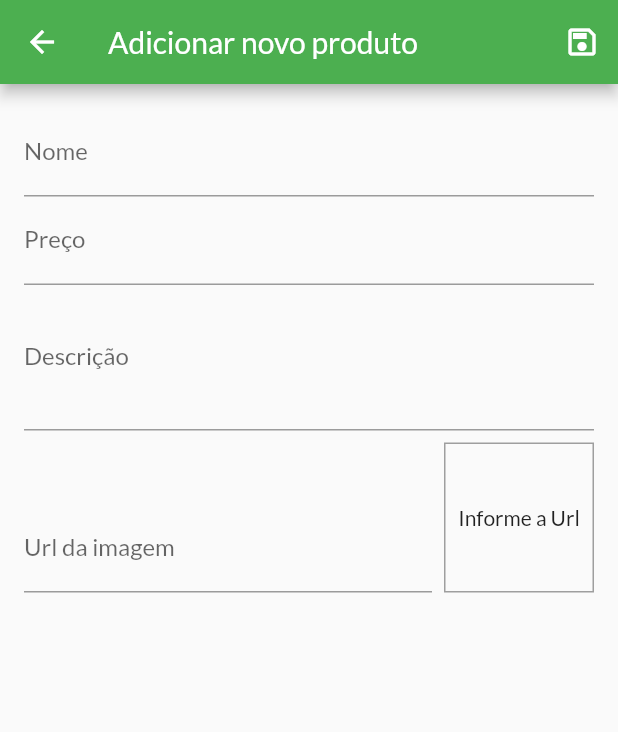
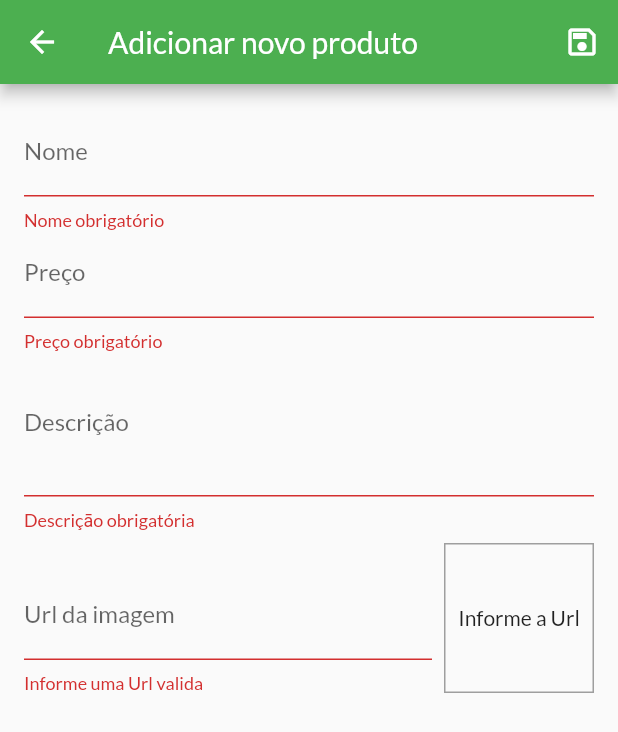
Before and after one commit to andreicampigotto/shop, a Flutter app: the ProductFormPage screen opened by its route, after a tap on the "save" icon, on a phone screen of 412 x 824 dp. Shown: the top 732 px of the screen. Run offline on Flutter 3.47's test engine with Material 2 defaults, Android fonts, the phone set to English and light mode, and no system bars; network calls fail.

Commit message:
created new mode to save

```diff
--- a/lib/pages/counter_page.dart
+++ b/lib/pages/counter_page.dart
@@ -12,12 +12,12 @@ class CounterPage extends StatelessWidget {
         ModalRoute.of(context)!.settings.arguments as Product;
     return Scaffold(
       appBar: AppBar(
-        title: Text('Exemplo'),
+        title: const Text('Exemplo'),
       ),
       body: Column(children: [
         IconButton(
           onPressed: () {},
-          icon: Icon(Icons.add),
+          icon: const Icon(Icons.add),
         )
       ]),
     );
--- a/lib/pages/orders_page.dart
+++ b/lib/pages/orders_page.dart
@@ -13,9 +13,9 @@ class OrdersPage extends StatelessWidget {
 
     return Scaffold(
       appBar: AppBar(
-        title: Text('Meus Pedidos'),
+        title: const Text('Meus Pedidos'),
       ),
-      drawer: AppDrawer(),
+      drawer: const AppDrawer(),
       body: ListView.builder(
         itemCount: orders.itemsCount,
         itemBuilder: (ctx, i) => OrderWidget(order: orders.items[i]),
--- a/lib/pages/product_detail_page.dart
+++ b/lib/pages/product_detail_page.dart
@@ -25,15 +25,15 @@ class ProductDetailPage extends StatelessWidget {
                 fit: BoxFit.cover,
               ),
             ),
-            SizedBox(height: 8),
+            const SizedBox(height: 8),
             Text(
               'R\$ ${product.price}',
-              style: TextStyle(
+              style: const TextStyle(
                 color: Colors.grey,
                 fontSize: 20,
               ),
             ),
-            SizedBox(height: 8),
+            const SizedBox(height: 8),
             Container(
               padding: const EdgeInsets.symmetric(horizontal: 8),
               width: double.infinity,
--- a/lib/pages/product_form_page.dart
+++ b/lib/pages/product_form_page.dart
@@ -1,7 +1,6 @@
-import 'dart:math';
-
 import 'package:flutter/material.dart';
-import 'package:shop/models/product.dart';
+import 'package:provider/provider.dart';
+import '../models/product_list.dart';
 
 class ProductFormPage extends StatefulWidget {
   const ProductFormPage({super.key});
@@ -39,22 +38,34 @@ class _ProductFormPageState extends State<ProductFormPage> {
     setState(() {});
   }
 
+  bool isValidImageUrl(String url) {
+    bool isValidUrl = Uri.tryParse(url)?.hasAbsolutePath ?? false;
+    bool endsWithFile = url.toLowerCase().endsWith('.png') ||
+        url.toLowerCase().endsWith('.jpg') ||
+        url.toLowerCase().endsWith('.jpeg');
+
+    return isValidUrl && endsWithFile;
+  }
+
   void _submitForm() {
+    final isValid = _formKey.currentState?.validate() ?? false;
+
+    if (!isValid) return;
+
     _formKey.currentState?.save();
-    final newProduct = Product(
-      id: Random().nextDouble().toString(),
-      name: _formData['name'] as String,
-      description: _formData['description'] as String,
-      imageUrl: _formData['imageUrl'] as String,
-      price: _formData['price'] as double,
-    );
+
+    Provider.of<ProductList>(
+      context,
+      listen: false,
+    ).addProductFromData(_formData);
+    Navigator.of(context).pop();
   }
 
   @override
   Widget build(BuildContext context) {
     return Scaffold(
       appBar: AppBar(
-        title: Text('Adicionar novo produto'),
+        title: const Text('Adicionar novo produto'),
         actions: [
           IconButton(
               onPressed: _submitForm, icon: const Icon(Icons.save_outlined))
@@ -67,12 +78,26 @@ class _ProductFormPageState extends State<ProductFormPage> {
           child: ListView(
             children: [
               TextFormField(
-                decoration: const InputDecoration(labelText: 'Nome'),
+                decoration: const InputDecoration(
+                  labelText: 'Nome',
+                ),
                 textInputAction: TextInputAction.next,
                 onFieldSubmitted: (_) {
                   FocusScope.of(context).requestFocus(_priceFocus);
                 },
                 onSaved: (name) => _formData['nome'] = name ?? '',
+                validator: (_name) {
+                  final name = _name ?? '';
+                  if (name.trim().isEmpty) {
+                    return 'Nome obrigatório';
+                  }
+
+                  if (name.trim().length < 2) {
+                    return 'Nome precisa ter no minimo 2 letras';
+                  }
+
+                  return null;
+                },
               ),
               TextFormField(
                 decoration: const InputDecoration(labelText: 'Preço'),
@@ -85,7 +110,22 @@ class _ProductFormPageState extends State<ProductFormPage> {
                   FocusScope.of(context).requestFocus(_descriptionFocus);
                 },
                 onSaved: (price) =>
-                      _formData['price'] = double.parse(price ?? '0')),
+                    _formData['price'] = double.parse(price ?? '0'),
+                validator: (_price) {
+                  final priceString = _price ?? '';
+                  final price = double.tryParse(priceString) ?? -1;
+
+                  if (priceString.trim().isEmpty) {
+                    return 'Preço obrigatório';
+                  }
+
+                  if (price <= 0) {
+                    return 'Informe um preço valido';
+                  }
+
+                  return null;
+                },
+              ),
               TextFormField(
                 decoration: const InputDecoration(labelText: 'Descrição'),
                 focusNode: _descriptionFocus,
@@ -93,6 +133,17 @@ class _ProductFormPageState extends State<ProductFormPage> {
                 maxLines: 3,
                 onSaved: (description) =>
                     _formData['description'] = description ?? '',
+                validator: (_description) {
+                  final description = _description ?? '';
+                  if (description.trim().isEmpty) {
+                    return 'Descriçāo obrigatória';
+                  }
+
+                  if (description.trim().length < 10) {
+                    return 'Nome precisa ter no minimo 10 caracteres';
+                  }
+                  return null;
+                },
               ),
               Row(
                 crossAxisAlignment: CrossAxisAlignment.end,
@@ -108,6 +159,13 @@ class _ProductFormPageState extends State<ProductFormPage> {
                       onFieldSubmitted: (_) => _submitForm(),
                       onSaved: (imageUrl) =>
                           _formData['imageUrl'] = imageUrl ?? '',
+                      validator: (_imageUrl) {
+                        final imageUrl = _imageUrl ?? '';
+                        if (!isValidImageUrl(imageUrl)) {
+                          return 'Informe uma Url valida';
+                        }
+                        return null;
+                      },
                     ),
                   ),
                   Container(
@@ -122,7 +180,7 @@ class _ProductFormPageState extends State<ProductFormPage> {
                     ),
                     alignment: Alignment.center,
                     child: _imageUrlController.text.isEmpty
-                        ? Text('Informe a Url')
+                        ? const Text('Informe a Url')
                         : FittedBox(
                             child: Image.network(_imageUrlController.text),
                             fit: BoxFit.cover,
--- a/lib/pages/products_page.dart
+++ b/lib/pages/products_page.dart
@@ -14,17 +14,17 @@ class ProductsPage extends StatelessWidget {
 
     return Scaffold(
       appBar: AppBar(
-        title: Text('Gerenciar produtos'),
+        title: const Text('Gerenciar produtos'),
         actions: [
           IconButton(
-            icon: Icon(Icons.add_outlined),
+            icon: const Icon(Icons.add_outlined),
             onPressed: () {
               Navigator.of(context).pushNamed(AppRoutes.PRODUCT_FORM);
             },
           )
         ],
       ),
-      drawer: AppDrawer(),
+      drawer: const AppDrawer(),
       body: Padding(
         padding: const EdgeInsets.all(8.0),
         child: ListView.builder(
--- a/lib/widgets/order.dart
+++ b/lib/widgets/order.dart
@@ -37,7 +37,7 @@ class _OrderWidgetState extends State<OrderWidget> {
           ),
           if (_expanded)
             Container(
-              padding: EdgeInsets.symmetric(
+              padding: const EdgeInsets.symmetric(
                 horizontal: 16,
                 vertical: 4,
               ),
@@ -50,12 +50,12 @@ class _OrderWidgetState extends State<OrderWidget> {
                       children: [
                         Text(
                           product.name,
-                          style: TextStyle(
+                          style: const TextStyle(
                               fontSize: 18, fontWeight: FontWeight.bold),
                         ),
                         Text(
                           '${product.quantity}x R\$ ${product.price}',
-                          style: TextStyle(
+                          style: const TextStyle(
                             fontSize: 18,
                             color: Colors.grey,
                           ),
--- a/lib/widgets/product_grid.dart
+++ b/lib/widgets/product_grid.dart
@@ -21,11 +21,11 @@ class ProductGrid extends StatelessWidget {
         showFavoriteOnly ? provider.favoriteItems : provider.items;
 
     return GridView.builder(
-      padding: EdgeInsets.all(8.0),
+      padding: const EdgeInsets.all(8.0),
       itemCount: loadedProducts.length,
       itemBuilder: (context, i) => ChangeNotifierProvider.value(
         value: loadedProducts[i],
-        child: ProductGridItem(),
+        child: const ProductGridItem(),
       ),
       gridDelegate: const SliverGridDelegateWithFixedCrossAxisCount(
         crossAxisCount: 2,
--- a/lib/widgets/product_grid_item.dart
+++ b/lib/widgets/product_grid_item.dart
@@ -44,8 +44,8 @@ class ProductGridItem extends StatelessWidget {
               cart.addItem(product);
               ScaffoldMessenger.of(context).hideCurrentSnackBar();
               ScaffoldMessenger.of(context).showSnackBar(SnackBar(
-                content: Text('Produto adicionado com sucesso'),
-                duration: Duration(seconds: 2),
+                content: const Text('Produto adicionado com sucesso'),
+                duration: const Duration(seconds: 2),
                 action: SnackBarAction(
                     label: 'DESFAZER',
                     onPressed: () {
```
Also changed, not shown: lib/models/product_list.dart (+12 -0 lines), lib/pages/products_ouverview_page.dart (+8 -8 lines), lib/widgets/app_drawer.dart (+10 -10 lines), lib/widgets/cart_item.dart (+5 -5 lines). Lines whose indentation alone changed are shown as unchanged.
